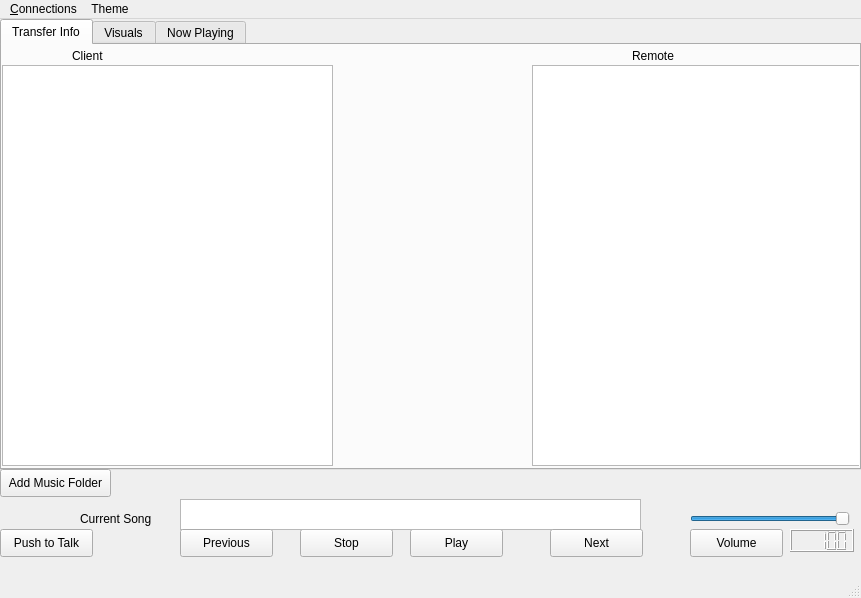
Old version of the form mainwindow.ui in the repository tnightingale/COMMAudio.
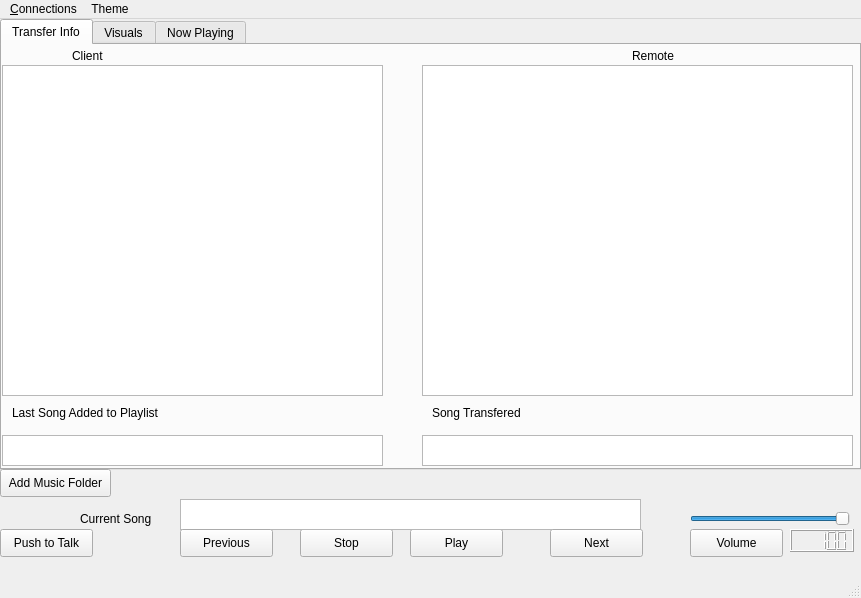
New version of the form. The open tabs and pages were chosen to show the change.

Commit message: tracks last song added

```diff
--- a/mainwindow.ui
+++ b/mainwindow.ui
@@ -82,10 +82,10 @@
      <widget class="QListWidget" name="remoteListWidget">
       <property name="geometry">
        <rect>
-        <x>530</x>
+        <x>420</x>
         <y>20</y>
-        <width>331</width>
-        <height>401</height>
+        <width>431</width>
+        <height>331</height>
        </rect>
       </property>
      </widget>
@@ -94,8 +94,8 @@
        <rect>
         <x>0</x>
         <y>20</y>
-        <width>331</width>
-        <height>401</height>
+        <width>381</width>
+        <height>331</height>
        </rect>
       </property>
      </widget>
@@ -125,6 +125,52 @@
        <string>Client</string>
       </property>
      </widget>
+     <widget class="QTextEdit" name="songAddedEditBox">
+      <property name="geometry">
+       <rect>
+        <x>0</x>
+        <y>390</y>
+        <width>381</width>
+        <height>31</height>
+       </rect>
+      </property>
+     </widget>
+     <widget class="QTextEdit" name="songTransferedEditBox">
+      <property name="geometry">
+       <rect>
+        <x>420</x>
+        <y>390</y>
+        <width>431</width>
+        <height>31</height>
+       </rect>
+      </property>
+     </widget>
+     <widget class="QLabel" name="label_4">
+      <property name="geometry">
+       <rect>
+        <x>10</x>
+        <y>360</y>
+        <width>161</width>
+        <height>16</height>
+       </rect>
+      </property>
+      <property name="text">
+       <string>Last Song Added to Playlist</string>
+      </property>
+     </widget>
+     <widget class="QLabel" name="label_5">
+      <property name="geometry">
+       <rect>
+        <x>430</x>
+        <y>360</y>
+        <width>151</width>
+        <height>16</height>
+       </rect>
+      </property>
+      <property name="text">
+       <string>Song Transfered</string>
+      </property>
+     </widget>
     </widget>
     <widget class="QWidget" name="tab_2">
      <attribute name="title">
```
Left out of the diff: 2 changed lines with no effect on the pictures. The commit also changes 1 other file.
